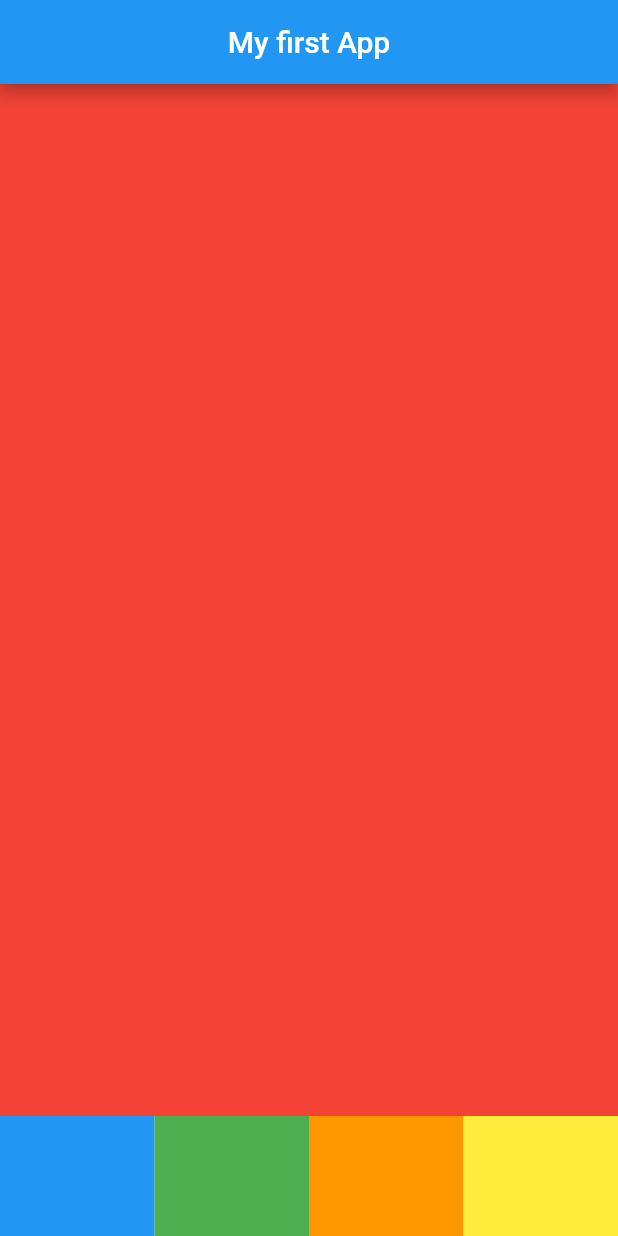
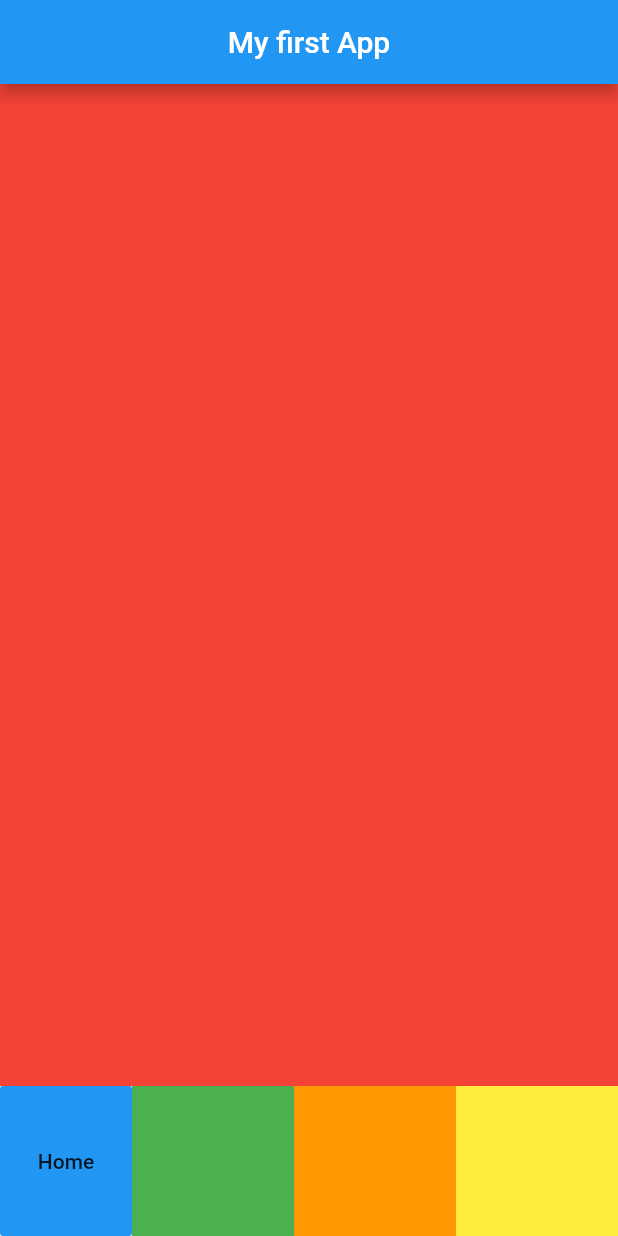
Before and after one commit to kaiorr/imersao-flutter, a Flutter app: the screen it shows after launch, on a phone screen of 412 x 824 dp. Run offline on Flutter 3.47's test engine with Material 2 defaults, Android fonts, the phone set to English and light mode, and no system bars.

Commit message:
chore: criado um btn simples com chamada a funcao imprimir valor

```diff
--- a/first_project/lib/main.dart
+++ b/first_project/lib/main.dart
@@ -1,6 +1,10 @@
 import 'package:flutter/material.dart';
 
 void main() => runApp(MyApp());
+
+btnAction() {
+  print("Botão Clicado");
+}
 
 class MyApp extends StatelessWidget {
   @override
@@ -16,33 +20,32 @@ class MyApp extends StatelessWidget {
               children: [
                 Expanded(
                   child: Container(
-                    height: 100,
                     color: Colors.red,
                   ),
                 ),
                 Row(
                   children: [
-                    Expanded(
-                      child: Container(
-                        height: 80,
-                        color: Colors.blue,
-                      ),
+                    FlatButton(
+                      height: 100,
+                      child: Text('Home'),
+                      color: Colors.blue,
+                      onPressed: btnAction,
                     ),
                     Expanded(
                       child: Container(
-                        height: 80,
+                        height: 100,
                         color: Colors.green,
                       ),
                     ),
                     Expanded(
                       child: Container(
-                        height: 80,
+                        height: 100,
                         color: Colors.orange,
                       ),
                     ),
                     Expanded(
                       child: Container(
-                        height: 80,
+                        height: 100,
                         color: Colors.yellow,
                       ),
                     )
```
